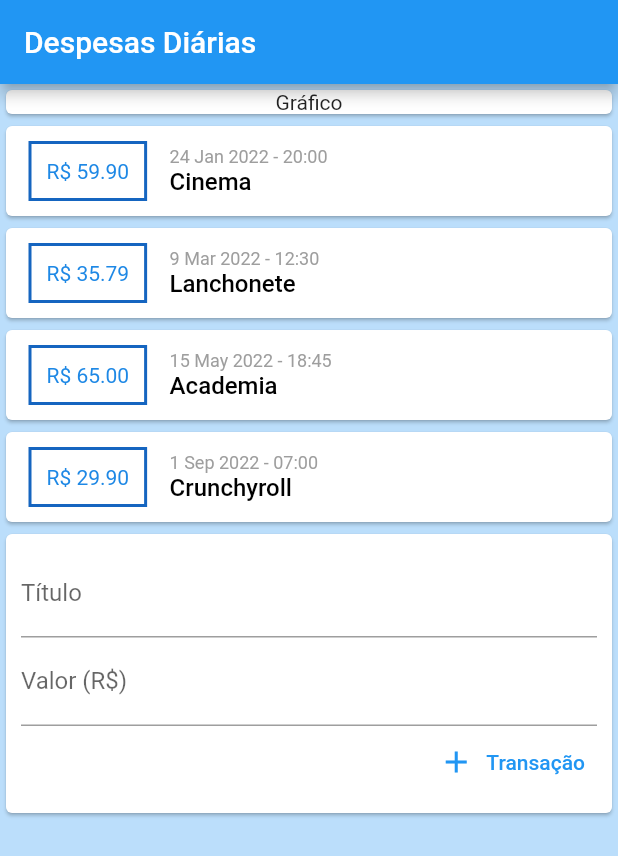
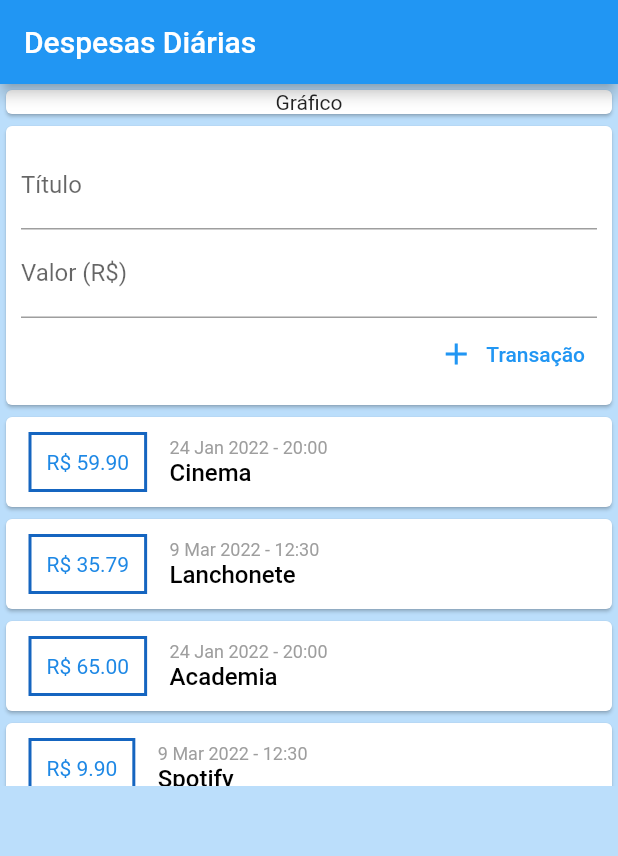
Before and after one commit to isaacscardoso/expenses-diary-app, a Flutter app: the screen it shows after launch, after a tap on "Transação", on a phone screen of 412 x 824 dp. Shown: the top 856 px of the screen. Run offline on Flutter 3.47's test engine with Material 2 defaults, Android fonts, the phone set to English and light mode, and no system bars.

Commit message:
Creating new transactions from the insertion fields. Adding 'Singlechildscrollview' and 'Listview.Builder' to the application.

```diff
--- a/lib/components/transaction_form.dart
+++ b/lib/components/transaction_form.dart
@@ -1,16 +1,13 @@
 import 'package:flutter/material.dart';
 import 'package:flutter/services.dart';
 
-class TransactionForm extends StatefulWidget {
-  const TransactionForm({Key? key}) : super(key: key);
+class TransactionForm extends StatelessWidget {
+  TransactionForm({Key? key, required this.onSubmitForm}) : super(key: key);
 
-  @override
-  State<TransactionForm> createState() => _TransactionFormState();
-}
+  final titleController = TextEditingController();
+  final valueController = TextEditingController();
 
-class _TransactionFormState extends State<TransactionForm> {
-  TextEditingController titleController = TextEditingController();
-  TextEditingController valueController = TextEditingController();
+  final void Function(String, double) onSubmitForm;
 
   @override
   Widget build(BuildContext context) {
@@ -37,9 +34,10 @@ class _TransactionFormState extends State<TransactionForm> {
               mainAxisAlignment: MainAxisAlignment.end,
               children: <Widget>[
                 TextButton.icon(
-                  onPressed: () {
-                    print('${titleController.text} - ${valueController.text}');
-                  },
+                  onPressed: () => onSubmitForm(
+                    titleController.text,
+                    double.tryParse(valueController.text) ?? 0.0,
+                  ),
                   icon: const Icon(Icons.add),
                   label: const Text('Transação'),
                 ),
--- a/lib/components/transaction_list.dart
+++ b/lib/components/transaction_list.dart
@@ -10,8 +10,12 @@ class TransactionList extends StatelessWidget {
 
   @override
   Widget build(BuildContext context) {
-    return Column(
-      children: transactions.map((item) {
+    return SizedBox(
+      height: 250,
+      child: ListView.builder(
+        itemCount: transactions.length,
+        itemBuilder: (BuildContext context, int index) {
+          final item = transactions[index];
           return Card(
             child: Row(
               children: <Widget>[
@@ -57,7 +61,8 @@ class TransactionList extends StatelessWidget {
               ],
             ),
           );
-      }).toList(),
+        },
+      ),
     );
   }
 }
--- a/lib/components/transaction_user.dart
+++ b/lib/components/transaction_user.dart
@@ -1,3 +1,5 @@
+import 'dart:math';
+
 import 'package:flutter/material.dart';
 import 'package:expenses_diary/models/transaction.dart';
 import 'package:expenses_diary/components/transaction_form.dart';
@@ -24,25 +26,48 @@ class _TransactionUserState extends State<TransactionUser> {
       date: DateTime(2022, 3, 09, 12, 30),
     ),
     Transaction(
-      id: '3',
-      title: 'Academia',
-      value: 65.00,
-      date: DateTime(2022, 05, 15, 18, 45),
+        id: '3',
+        title: 'Academia',
+        value: 65.00,
+        date: DateTime(2022, 1, 24, 20, 00)),
+    Transaction(
+      id: '4',
+      title: 'Spotify',
+      value: 9.90,
+      date: DateTime(2022, 3, 09, 12, 30),
     ),
     Transaction(
-      id: '4',
-      title: 'Crunchyroll',
-      value: 29.90,
-      date: DateTime(2022, 09, 01, 7, 00),
+        id: '5',
+        title: 'Faculdade',
+        value: 275.65,
+        date: DateTime(2022, 1, 24, 20, 00)),
+    Transaction(
+      id: '6',
+      title: 'Steam',
+      value: 75.90,
+      date: DateTime(2022, 3, 09, 12, 30),
     ),
   ];
+
+  void _addTransaction(String title, double value) {
+    final transaction = Transaction(
+      id: Random().nextDouble().toString(),
+      title: title,
+      value: value,
+      date: DateTime.now(),
+    );
+
+    setState(() {
+      _transactions.add(transaction);
+    });
+  }
 
   @override
   Widget build(BuildContext context) {
     return Column(
       children: <Widget>[
+        TransactionForm(onSubmitForm: _addTransaction),
         TransactionList(transactions: _transactions),
-        const TransactionForm(),
       ],
     );
   }
--- a/lib/main.dart
+++ b/lib/main.dart
@@ -26,7 +26,8 @@ class MyHomePage extends StatelessWidget {
       appBar: AppBar(
         title: const Text('Despesas Diárias'),
       ),
-      body: Column(
+      body: SingleChildScrollView(
+        child: Column(
           crossAxisAlignment: CrossAxisAlignment.stretch,
           children: const <Widget>[
             Card(
@@ -35,6 +36,7 @@ class MyHomePage extends StatelessWidget {
             TransactionUser(),
           ],
         ),
+      ),
     );
   }
 }
```
Lines whose indentation alone changed are shown as unchanged.
